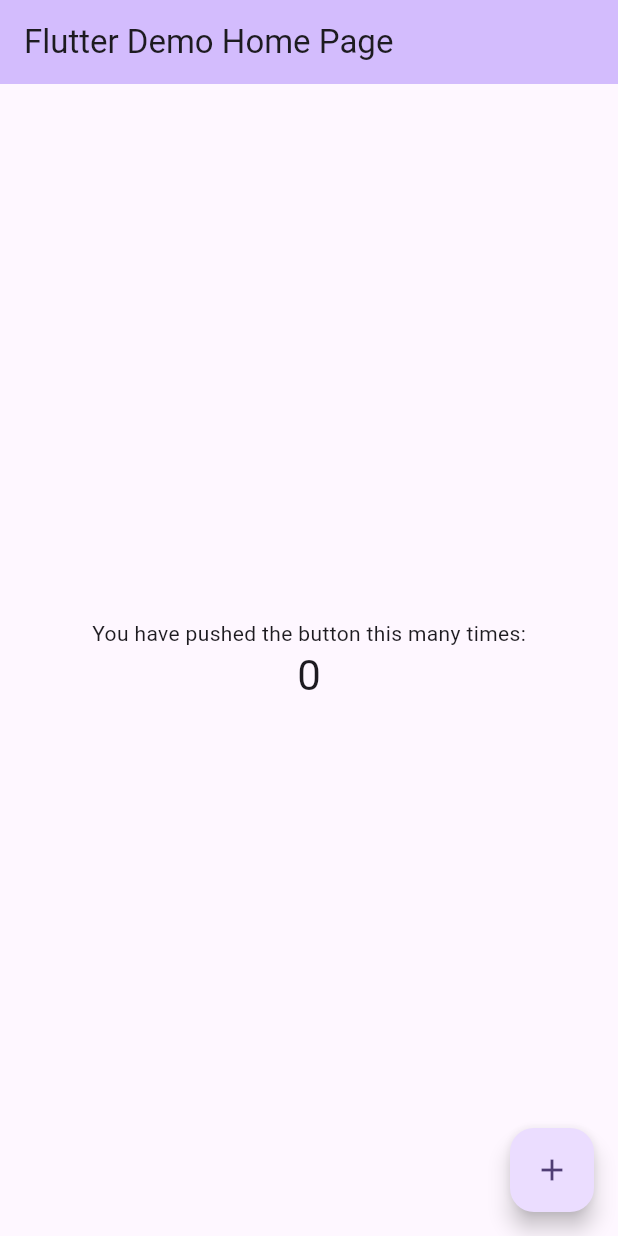
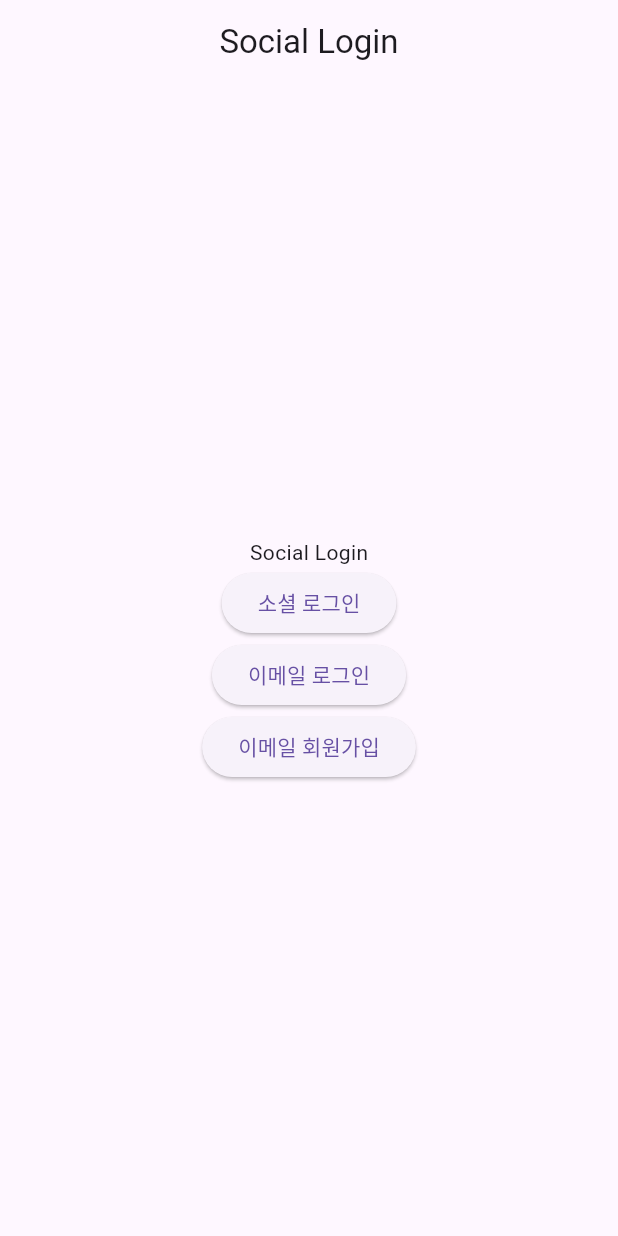
Before and after one commit to HyeokyYun/littoon, a Flutter app: the screen it shows after launch, on a phone screen of 412 x 824 dp. Run offline on Flutter 3.47's test engine with Material 3 defaults, Android fonts, the phone set to English and light mode, and no system bars; our stand-ins replace flutter_screenutil.

Commit message:
Login->Home Page Structure

```diff
--- a/lib/main.dart
+++ b/lib/main.dart
@@ -1,4 +1,6 @@
 import 'package:flutter/material.dart';
+import 'package:flutter_screenutil/flutter_screenutil.dart';
+import 'package:littoon/screens/auth/login/sns_login_screen.dart';
 
 void main() {
   runApp(const MyApp());
@@ -7,119 +9,14 @@
 class MyApp extends StatelessWidget {
   const MyApp({super.key});
 
-  // This widget is the root of your application.
   @override
   Widget build(BuildContext context) {
-    return MaterialApp(
-      title: 'Flutter Demo',
-      theme: ThemeData(
-        // This is the theme of your application.
-        //
-        // TRY THIS: Try running your application with "flutter run". You'll see
-        // the application has a purple toolbar. Then, without quitting the app,
-        // try changing the seedColor in the colorScheme below to Colors.green
-        // and then invoke "hot reload" (save your changes or press the "hot
-        // reload" button in a Flutter-supported IDE, or press "r" if you used
-        // the command line to start the app).
-        //
-        // Notice that the counter didn't reset back to zero; the application
-        // state is not lost during the reload. To reset the state, use hot
-        // restart instead.
-        //
-        // This works for code too, not just values: Most code changes can be
-        // tested with just a hot reload.
-        colorScheme: ColorScheme.fromSeed(seedColor: Colors.deepPurple),
-        useMaterial3: true,
-      ),
-      home: const MyHomePage(title: 'Flutter Demo Home Page'),
-    );
+    return ScreenUtilInit(
+        designSize: Size(360, 690),
+        builder: (_, child) {
+          return MaterialApp(
+            home: SocialLogInScreen(),
+          );
+        });
   }
 }
-
-class MyHomePage extends StatefulWidget {
-  const MyHomePage({super.key, required this.title});
-
-  // This widget is the home page of your application. It is stateful, meaning
-  // that it has a State object (defined below) that contains fields that affect
-  // how it looks.
-
-  // This class is the configuration for the state. It holds the values (in this
-  // case the title) provided by the parent (in this case the App widget) and
-  // used by the build method of the State. Fields in a Widget subclass are
-  // always marked "final".
-
-  final String title;
-
-  @override
-  State<MyHomePage> createState() => _MyHomePageState();
-}
-
-class _MyHomePageState extends State<MyHomePage> {
-  int _counter = 0;
-
-  void _incrementCounter() {
-    setState(() {
-      // This call to setState tells the Flutter framework that something has
-      // changed in this State, which causes it to rerun the build method below
-      // so that the display can reflect the updated values. If we changed
-      // _counter without calling setState(), then the build method would not be
-      // called again, and so nothing would appear to happen.
-      _counter++;
-    });
-  }
-
-  @override
-  Widget build(BuildContext context) {
-    // This method is rerun every time setState is called, for instance as done
-    // by the _incrementCounter method above.
-    //
-    // The Flutter framework has been optimized to make rerunning build methods
-    // fast, so that you can just rebuild anything that needs updating rather
-    // than having to individually change instances of widgets.
-    return Scaffold(
-      appBar: AppBar(
-        // TRY THIS: Try changing the color here to a specific color (to
-        // Colors.amber, perhaps?) and trigger a hot reload to see the AppBar
-        // change color while the other colors stay the same.
-        backgroundColor: Theme.of(context).colorScheme.inversePrimary,
-        // Here we take the value from the MyHomePage object that was created by
-        // the App.build method, and use it to set our appbar title.
-        title: Text(widget.title),
-      ),
-      body: Center(
-        // Center is a layout widget. It takes a single child and positions it
-        // in the middle of the parent.
-        child: Column(
-          // Column is also a layout widget. It takes a list of children and
-          // arranges them vertically. By default, it sizes itself to fit its
-          // children horizontally, and tries to be as tall as its parent.
-          //
-          // Column has various properties to control how it sizes itself and
-          // how it positions its children. Here we use mainAxisAlignment to
-          // center the children vertically; the main axis here is the vertical
-          // axis because Columns are vertical (the cross axis would be
-          // horizontal).
-          //
-          // TRY THIS: Invoke "debug painting" (choose the "Toggle Debug Paint"
-          // action in the IDE, or press "p" in the console), to see the
-          // wireframe for each widget.
-          mainAxisAlignment: MainAxisAlignment.center,
-          children: <Widget>[
-            const Text(
-              'You have pushed the button this many times:',
-            ),
-            Text(
-              '$_counter',
-              style: Theme.of(context).textTheme.headlineMedium,
-            ),
-          ],
-        ),
-      ),
-      floatingActionButton: FloatingActionButton(
-        onPressed: _incrementCounter,
-        tooltip: 'Increment',
-        child: const Icon(Icons.add),
-      ), // This trailing comma makes auto-formatting nicer for build methods.
-    );
-  }
-}
--- /dev/null
+++ b/lib/screens/auth/login/sns_login_screen.dart
@@ -0,0 +1,50 @@
+import 'package:flutter/material.dart';
+import 'package:littoon/screens/auth/login/email_login_screen.dart';
+import 'package:littoon/screens/auth/signup/email_signup_screen.dart';
+import 'package:littoon/screens/auth/userinfo/user_interest.dart';
+
+class SocialLogInScreen extends StatelessWidget {
+  const SocialLogInScreen({super.key});
+
+  @override
+  Widget build(BuildContext context) {
+    return Scaffold(
+        appBar: AppBar(
+          centerTitle: true,
+          title: Text("Social Login"),
+          automaticallyImplyLeading: false,
+        ),
+        body: Center(
+          child: Column(
+            mainAxisAlignment: MainAxisAlignment.center,
+            children: [
+              Text("Social Login"),
+              ElevatedButton(
+                  onPressed: () {
+                    Navigator.push(
+                        context,
+                        MaterialPageRoute(
+                            builder: (context) => UserInterestScreen()));
+                  },
+                  child: Text("소셜 로그인")),
+              ElevatedButton(
+                  onPressed: () {
+                    Navigator.push(
+                        context,
+                        MaterialPageRoute(
+                            builder: (context) => EmailLoginScreen()));
+                  },
+                  child: Text("이메일 로그인")),
+              ElevatedButton(
+                  onPressed: () {
+                    Navigator.push(
+                        context,
+                        MaterialPageRoute(
+                            builder: (context) => EmailSignupScreen()));
+                  },
+                  child: Text("이메일 회원가입"))
+            ],
+          ),
+        ));
+  }
+}
--- a/pubspec.yaml
+++ b/pubspec.yaml
@@ -35,6 +35,7 @@ dependencies:
   # The following adds the Cupertino Icons font to your application.
   # Use with the CupertinoIcons class for iOS style icons.
   cupertino_icons: ^1.0.6
+  flutter_screenutil: ^5.9.3
 
 dev_dependencies:
   flutter_test:
```
Also changed, not shown: lib/screens/auth/login/email_login_screen.dart (added, +29 -0 lines), lib/screens/auth/signup/email_signup_screen.dart (added, +28 -0 lines), lib/screens/auth/userinfo/user_interest.dart (added, +37 -0 lines), lib/screens/auth/userinfo/user_profile.dart (added, +36 -0 lines), lib/screens/home/home.dart (added, +34 -0 lines), pubspec.lock.
